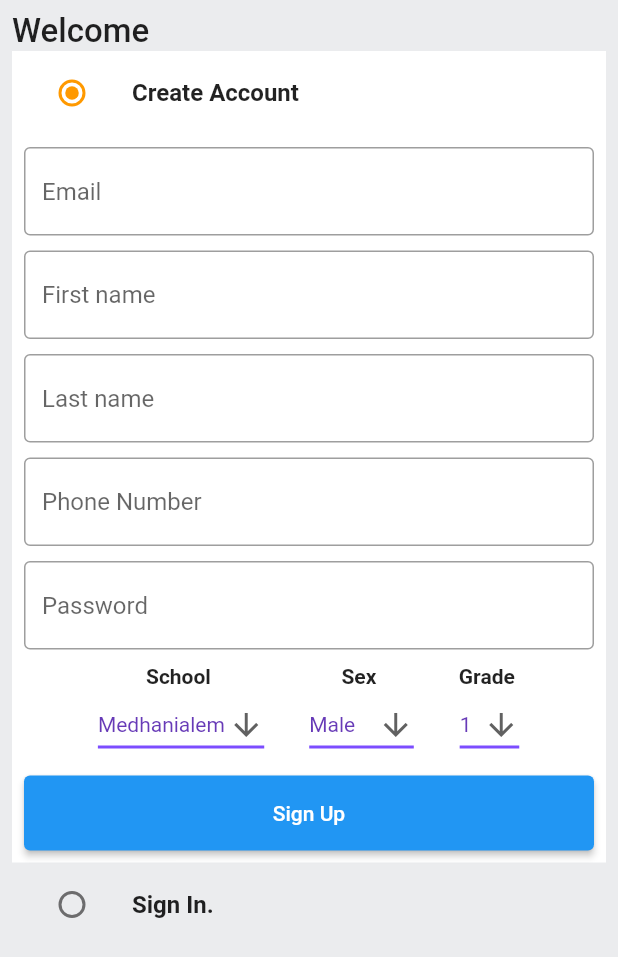
After one commit to yesahek/ESA_Project, a Flutter app: the screen it shows after launch, on a phone screen of 412 x 824 dp. The commit adds this screen. Shown: the top 957 px of the screen. Run offline on Flutter 3.47's test engine with Material 2 defaults, Android fonts, the phone set to English and light mode, and no system bars; our stand-ins replace cloud_firestore, firebase_auth, flutter_svg; accounts and stored records are empty.

Commit message:
login signup authmethod user model

```diff
--- a/lib/main.dart
+++ b/lib/main.dart
@@ -1,15 +1,17 @@
 import 'package:e_sup_app/providers/leaders.dart';
 import 'package:e_sup_app/providers/posts.dart';
 import 'package:e_sup_app/providers/stud_materials.dart';
+import 'package:e_sup_app/screens/auth_screen.dart';
+import 'package:e_sup_app/screens/main_screen.dart';
 import 'package:flutter/material.dart';
 
 import 'package:provider/provider.dart';
 import 'providers/text_books.dart';
-import 'screens/main_screen.dart';
+//import 'screens/main_screen.dart';
 import 'utils/colors.dart';
 
 void main() {
-  runApp(const MyApp());
+  runApp(MyApp());
 }
 
 class MyApp extends StatefulWidget {
@@ -44,7 +46,8 @@ class _MyAppState extends State<MyApp> {
           scaffoldBackgroundColor: primaryColor,
           //primarySwatch: Colors.blue,
         ),
-        home: MainScreen(),
+         home: AuthScreen(),
+        //home: MainScreen(),
       ),
     );
   }
--- /dev/null
+++ b/lib/models/user.dart
@@ -0,0 +1,74 @@
+import 'dart:convert';
+
+// ignore_for_file: public_member_api_docs, sort_constructors_first
+class User {
+  final String uid;
+  final String username;
+  final String firstname;
+  final String lastname;
+  final String surnname;
+  final String type;
+  final String sex;
+  final String sId;
+  final String photoUrl;
+  final String email;
+  final String password;
+
+  final List followers;
+  final List following;
+  User({
+    required this.uid,
+    required this.username,
+    required this.firstname,
+    required this.lastname,
+    required this.surnname,
+    required this.type,
+    required this.sex,
+    required this.sId,
+    required this.photoUrl,
+    required this.email,
+    required this.password,
+    required this.followers,
+    required this.following,
+  });
+
+  Map<String, dynamic> toMap() {
+    return <String, dynamic>{
+      'uid': uid,
+      'username': username,
+      'firstname': firstname,
+      'lastname': lastname,
+      'surnname': surnname,
+      'type': type,
+      'sex': sex,
+      'sId': sId,
+      'photoUrl': photoUrl,
+      'email': email,
+      'followers': followers,
+      'following': following,
+    };
+  }
+
+  factory User.fromMap(Map<String, dynamic> map) {
+    return User(
+      uid: map['uid'] as String,
+      username: map['username'] as String,
+      firstname: map['firstname'] as String,
+      lastname: map['lastname'] as String,
+      surnname: map['surnname'] as String,
+      type: map['type'] as String,
+      sex: map['sex'] as String,
+      sId: map['sId'] as String,
+      photoUrl: map['photoUrl'] as String,
+      email: map['email'] as String,
+      followers: List.from(map['followers'] as List),
+      following: List.from(map['following'] as List),
+      password: '',
+    );
+  }
+
+  String toJson() => json.encode(toMap());
+
+  factory User.fromJson(String source) =>
+      User.fromMap(json.decode(source) as Map<String, dynamic>);
+}
--- /dev/null
+++ b/lib/resources/auth_methods.dart
@@ -0,0 +1,64 @@
+import 'package:cloud_firestore/cloud_firestore.dart';
+import 'package:firebase_auth/firebase_auth.dart';
+import '../models/user.dart' as model;
+
+class AuthMethods {
+  final FirebaseFirestore _firestore = FirebaseFirestore.instance;
+  final FirebaseAuth _auth = FirebaseAuth.instance;
+
+  //sign up user
+  signUpUser({
+    required String username,
+    required String firstname,
+    required String lastname,
+    required String surnname,
+    required String type,
+    required String sex,
+    required String sId,
+    required String photoUrl,
+    required String email,
+    required String password,
+  }) async {
+    String res = "Some error occurred";
+    try {
+      if (email.isNotEmpty ||
+          username.isNotEmpty ||
+          firstname.isNotEmpty ||
+          lastname.isNotEmpty ||
+          surnname.isNotEmpty ||
+          type.isNotEmpty ||
+          sex.isNotEmpty ||
+          sId.isNotEmpty ||
+          password.isNotEmpty) {
+        UserCredential cred = await _auth.createUserWithEmailAndPassword(
+            email: email, password: password);
+        String pUrl = "";
+        model.User user = model.User(
+            email: email,
+            firstname: firstname,
+            followers: [],
+            following: [],
+            lastname: lastname,
+            photoUrl: pUrl,
+            sId: sId,
+            sex: sex,
+            surnname: surnname,
+            type: "student",
+            uid: cred.user!.uid,
+            username: '');
+
+//adding user in database
+        await _firestore
+            .collection("users")
+            .doc(cred.user!.uid)
+            .set(user.toJson() as Map<String, dynamic>);
+        res = "success";
+      } else {
+        res = "Please enter all the fields";
+      }
+    } catch (err) {
+      return err.toString();
+    }
+    return res;
+  }
+}
--- /dev/null
+++ b/lib/screens/auth_screen.dart
@@ -0,0 +1,256 @@
+import 'package:e_sup_app/resources/auth_methods.dart';
+import 'package:flutter/material.dart';
+
+import '../utils/colors.dart';
+import '../widget/button.dart';
+import '../widget/custom_textField.dart';
+import '../widget/dropdown.dart';
+
+enum Auth {
+  signin,
+  signup,
+}
+
+class AuthScreen extends StatefulWidget {
+  const AuthScreen({super.key});
+
+  @override
+  State<AuthScreen> createState() => _AuthScreenState();
+}
+
+class _AuthScreenState extends State<AuthScreen> {
+  List<String> schools = <String>[
+    'Medhanialem',
+    'Addis Ketema',
+    'Holysavior',
+    'Enat'
+  ];
+  List<String> Grade = <String>[
+    '1',
+    '2',
+    '3',
+    '4',
+    '5',
+    '6',
+    '7',
+    '8',
+    '9',
+    '10',
+    '11',
+    '12'
+  ];
+  List<String> sex = <String>['Male', 'Female'];
+
+  Auth _auth = Auth.signup;
+  final _signUpFormKey = GlobalKey<FormState>();
+  final _signInFormKey = GlobalKey<FormState>();
+  final TextEditingController _emailController = TextEditingController();
+  final TextEditingController _passwordController = TextEditingController();
+  final TextEditingController _firstNameController = TextEditingController();
+  final TextEditingController _lastNameController = TextEditingController();
+  final TextEditingController _phoneNumberController = TextEditingController();
+
+  @override
+  void dispose() {
+    super.dispose();
+    _emailController.dispose();
+    _passwordController.dispose();
+    _firstNameController.dispose();
+    _lastNameController.dispose();
+    _phoneNumberController.dispose();
+  }
+
+  void signUpuser() {
+    AuthMethods.signUpUser(email: _emailController.text,firstname: _firstNameController.text, lastname: _lastNameController.text,password: _passwordController.text,surnname: "",sex: drop);
+  }
+
+  @override
+  Widget build(BuildContext context) {
+    return Scaffold(
+      backgroundColor: greyBackgroundColor,
+      body: SafeArea(
+        child: Padding(
+          padding: const EdgeInsets.all(8.0),
+          child: SingleChildScrollView(
+            child: Column(
+              crossAxisAlignment: CrossAxisAlignment.start,
+              // ignore: prefer_const_literals_to_create_immutables
+              children: [
+                const Text(
+                  "Welcome",
+                  style: TextStyle(
+                    fontSize: 22,
+                    fontWeight: FontWeight.w500,
+                  ),
+                ),
+                ListTile(
+                  tileColor: _auth == Auth.signup
+                      ? backgroundColor
+                      : greyBackgroundColor,
+                  title: const Text(
+                    'Create Account',
+                    style: TextStyle(
+                      fontWeight: FontWeight.bold,
+                    ),
+                  ),
+                  leading: Radio(
+                    value: Auth.signup,
+                    groupValue: _auth,
+                    activeColor: secondaryColor,
+                    onChanged: (Auth? val) {
+                      setState(
+                        () {
+                          _auth = val!;
+                        },
+                      );
+                    },
+                  ),
+                ),
+                if (_auth == Auth.signup)
+                  Container(
+                    padding: const EdgeInsets.all(8.0),
+                    color: backgroundColor,
+                    child: Form(
+                      key: _signUpFormKey,
+                      child: Column(
+                        children: [
+                          CustomTextField(
+                            controller: _emailController,
+                            hintText: 'Email',
+                          ),
+                          const SizedBox(height: 10),
+                          CustomTextField(
+                            controller: _firstNameController,
+                            hintText: 'First name',
+                          ),
+                          const SizedBox(height: 10),
+                          CustomTextField(
+                            controller: _lastNameController,
+                            hintText: 'Last name',
+                          ),
+                          const SizedBox(height: 10),
+                          CustomTextField(
+                            controller: _phoneNumberController,
+                            hintText: 'Phone Number',
+                          ),
+                          const SizedBox(height: 10),
+                          CustomTextField(
+                            controller: _passwordController,
+                            hintText: 'Password',
+                          ),
+                          const SizedBox(height: 10),
+                          Row(
+                            mainAxisAlignment: MainAxisAlignment.center,
+                            children: [
+                              Column(
+                                children: [
+                                  Text(
+                                    "School ",
+                                    style: TextStyle(
+                                      fontWeight: FontWeight.bold,
+                                    ),
+                                  ),
+                                  Dropdown(
+                                    drValue: schools,
+                                  ),
+                                ],
+                              ),
+                              const SizedBox(width: 30),
+                              Column(
+                                children: [
+                                  Text(
+                                    "Sex ",
+                                    style: TextStyle(
+                                      fontWeight: FontWeight.bold,
+                                    ),
+                                  ),
+                                  Dropdown(
+                                    drValue: sex,
+                                  ),
+                                ],
+                              ),
+                              const SizedBox(width: 30),
+                              Column(
+                                children: [
+                                  Text(
+                                    "Grade ",
+                                    style: TextStyle(
+                                      fontWeight: FontWeight.bold,
+                                    ),
+                                  ),
+                                  Dropdown(
+                                    drValue: Grade,
+                                  ),
+                                ],
+                              ),
+                            ],
+                          ),
+                          const SizedBox(height: 10),
+                          MyButton(
+                              onTap: () {
+                                if (_signUpFormKey.currentState!.validate()) {
+                                  //signUpUser();
+                                }
+                              },
+                              text: 'Sign Up')
+                        ],
+                      ),
+                    ),
+                  ),
+                ListTile(
+                  title: const Text(
+                    'Sign In.',
+                    style: TextStyle(
+                      fontWeight: FontWeight.bold,
+                    ),
+                  ),
+                  leading: Radio(
+                    value: Auth.signin,
+                    groupValue: _auth,
+                    activeColor: secondaryColor,
+                    onChanged: (Auth? val) {
+                      setState(
+                        () {
+                          _auth = val!;
+                        },
+                      );
+                    },
+                  ),
+                ),
+                if (_auth == Auth.signin)
+                  Container(
+                    padding: const EdgeInsets.all(8.0),
+                    color: backgroundColor,
+                    child: Form(
+                      key: _signInFormKey,
+                      child: Column(
+                        children: [
+                          CustomTextField(
+                            controller: _emailController,
+                            hintText: 'Email',
+                          ),
+                          const SizedBox(height: 10),
+                          CustomTextField(
+                            controller: _passwordController,
+                            hintText: 'Password',
+                          ),
+                          const SizedBox(height: 10),
+                          MyButton(
+                              onTap: () {
+                                if (_signInFormKey.currentState!.validate()) {
+                                  //signInUser();
+                                }
+                              },
+                              text: 'Sign In'),
+                        ],
+                      ),
+                    ),
+                  ),
+              ],
+            ),
+          ),
+        ),
+      ),
+    );
+  }
+}
--- a/lib/utils/colors.dart
+++ b/lib/utils/colors.dart
@@ -5,6 +5,9 @@ const webBackgroundColor = Color.fromRGBO(18, 18, 18, 1);
 const mobileSearchColor = Color.fromRGBO(38, 38, 38, 1);
 const appColor = Color.fromRGBO(0, 149, 246, 1);
 const primaryColor = Colors.white;
-const secondaryColor = Colors.grey;
+const secondaryColor = Color.fromRGBO(255, 153, 0, 1);
 const cardColor = Color(0xFF211635);
 const iconColor = Color.fromARGB(246, 255, 196, 0);
+const seclectColor = Color.fromRGBO(255, 153, 0, 1);
+const Color greyBackgroundColor = Color(0xffebecee);
+const backgroundColor = Colors.white;
--- a/lib/utils/global_variables.dart
+++ b/lib/utils/global_variables.dart
@@ -6,7 +6,7 @@ import '../screens/home_screens/friends_screen.dart';
 import '../screens/home_screens/messages_screen.dart';
 import '../screens/home_screens/saves_screen.dart';
 import '../screens/home_screens/todo_screen.dart';
-import '../screens/profile_screen.dart';
+//import '../screens/profile_screen.dart';
 import '../screens/profile_screen2.dart';
 import 'home_button.dart';
 import '../screens/home_screens/activity_screens/activity_screen.dart';
--- /dev/null
+++ b/lib/widget/button.dart
@@ -0,0 +1,24 @@
+import 'package:flutter/material.dart';
+
+class MyButton extends StatelessWidget {
+  final String text;
+  final VoidCallback onTap;
+  const MyButton({
+    super.key,
+    required this.onTap,
+    required this.text,
+  });
+
+  @override
+  Widget build(BuildContext context) {
+    return ElevatedButton(
+      onPressed: onTap,
+      style: ElevatedButton.styleFrom(
+        minimumSize: const Size(double.infinity, 50),
+      ),
+      child: Text(
+        text,
+      ),
+    );
+  }
+}
--- /dev/null
+++ b/lib/widget/custom_textField.dart
@@ -0,0 +1,37 @@
+import 'package:flutter/material.dart';
+
+class CustomTextField extends StatelessWidget {
+  final TextEditingController controller;
+  final String hintText;
+  final int maxLines;
+  const CustomTextField({
+    Key? key,
+    required this.controller,
+    required this.hintText,
+    this.maxLines = 1,
+  }) : super(key: key);
+
+  @override
+  Widget build(BuildContext context) {
+    return TextFormField(
+      controller: controller,
+      decoration: InputDecoration(
+          hintText: hintText,
+          border: const OutlineInputBorder(
+              borderSide: BorderSide(
+            color: Colors.black38,
+          )),
+          enabledBorder: const OutlineInputBorder(
+              borderSide: BorderSide(
+            color: Colors.black38,
+          ))),
+      validator: (val) {
+        if (val == null || val.isEmpty) {
+          return 'Enter your $hintText';
+        }
+        return null;
+      },
+      maxLines: maxLines,
+    );
+  }
+}
--- /dev/null
+++ b/lib/widget/dropdown.dart
@@ -0,0 +1,48 @@
+import 'package:flutter/material.dart';
+
+class Dropdown extends StatefulWidget {
+  final List<String> drValue; // Receive the drValue as a parameter
+
+  const Dropdown({required this.drValue, Key? key})
+      : super(key: key);
+
+  @override
+  State<Dropdown> createState() => _DropdownState();
+}
+
+class _DropdownState extends State<Dropdown> {
+  late String dropdownValue;
+
+  @override
+  void initState() {
+    super.initState();
+    dropdownValue = widget.drValue
+        .first; // Initialize dropdownValue with the first item from the received list
+  }
+
+  @override
+  Widget build(BuildContext context) {
+    return DropdownButton<String>(
+      value: dropdownValue,
+      icon: const Icon(Icons.arrow_downward),
+      elevation: 16,
+      style: const TextStyle(color: Colors.deepPurple),
+      underline: Container(
+        height: 2,
+        color: Colors.deepPurpleAccent,
+      ),
+      onChanged: (String? value) {
+        // This is called when the user selects an item.
+        setState(() {
+          dropdownValue = value!;
+        });
+      },
+      items: widget.drValue.map<DropdownMenuItem<String>>((String value) {
+        return DropdownMenuItem<String>(
+          value: value,
+          child: Text(value),
+        );
+      }).toList(),
+    );
+  }
+}
```
Also changed, not shown: lib/providers/users.dart (added, +7 -0 lines), lib/screens/login_screen.dart (added, +50 -0 lines), lib/screens/profile_screen2.dart (+32 -25 lines), pubspec.yaml (+7 -0 lines), assets/img/moeLogo.png (added), assets/tumb.jpg (added), lib/assets/profile.png (deleted), pubspec.lock, 3 other files.
